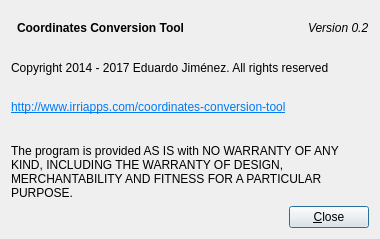
Above: aboutdialog.ui from ecoslacker/coordinates-conversion-tool before the change. Below: the same form after it.
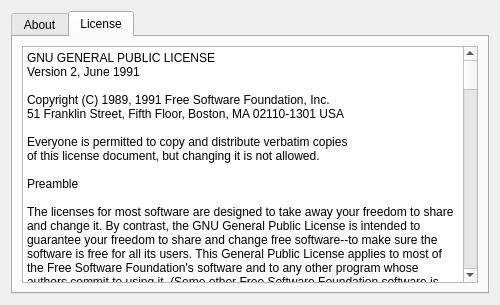
That is the form after the change. The open tabs and pages were chosen to show the change. Icons and pictures are not drawn.

```diff
--- a/aboutdialog.ui
+++ b/aboutdialog.ui
@@ -6,8 +6,8 @@
    <rect>
     <x>0</x>
     <y>0</y>
-    <width>380</width>
-    <height>239</height>
+    <width>500</width>
+    <height>305</height>
    </rect>
   </property>
   <property name="windowTitle">
@@ -17,6 +17,16 @@
    <iconset resource="icons.qrc">
     <normaloff>:/icons/about.png</normaloff>:/icons/about.png</iconset>
   </property>
+  <layout class="QVBoxLayout" name="verticalLayout_2">
+   <item>
+    <widget class="QTabWidget" name="tabWidget">
+     <property name="currentIndex">
+      <number>0</number>
+     </property>
+     <widget class="QWidget" name="tab">
+      <attribute name="title">
+       <string>About</string>
+      </attribute>
   <layout class="QVBoxLayout" name="verticalLayout">
    <item>
     <layout class="QHBoxLayout" name="horizontalLayout_2">
@@ -50,7 +60,7 @@
      <item>
       <widget class="QLabel" name="label_4">
        <property name="text">
-        <string>&lt;html&gt;&lt;head/&gt;&lt;body&gt;&lt;p&gt;&lt;span style=&quot; font-style:italic;&quot;&gt;Version 0.2&lt;/span&gt;&lt;/p&gt;&lt;/body&gt;&lt;/html&gt;</string>
+            <string>&lt;html&gt;&lt;head/&gt;&lt;body&gt;&lt;p&gt;&lt;span style=&quot; font-style:italic;&quot;&gt;Version 0.3&lt;/span&gt;&lt;/p&gt;&lt;/body&gt;&lt;/html&gt;</string>
        </property>
       </widget>
      </item>
@@ -59,7 +69,7 @@
    <item>
     <widget class="QLabel" name="label_2">
      <property name="text">
-      <string>Copyright 2014 - 2017 Eduardo Jiménez. All rights reserved</string>
+          <string>Copyright 2014 - 2018 Eduardo Jiménez. All rights reserved</string>
      </property>
     </widget>
    </item>
@@ -111,6 +121,115 @@
       </widget>
      </item>
     </layout>
+       </item>
+      </layout>
+     </widget>
+     <widget class="QWidget" name="tab_2">
+      <attribute name="title">
+       <string>License</string>
+      </attribute>
+      <layout class="QVBoxLayout" name="verticalLayout_3">
+       <item>
+        <widget class="QPlainTextEdit" name="plainTextEdit">
+         <property name="plainText">
+          <string>GNU GENERAL PUBLIC LICENSE
+Version 2, June 1991
+
+Copyright (C) 1989, 1991 Free Software Foundation, Inc.
+51 Franklin Street, Fifth Floor, Boston, MA 02110-1301 USA
+
+Everyone is permitted to copy and distribute verbatim copies
+of this license document, but changing it is not allowed.
+
+Preamble
+
+The licenses for most software are designed to take away your freedom to share and change it. By contrast, the GNU General Public License is intended to guarantee your freedom to share and change free software--to make sure the software is free for all its users. This General Public License applies to most of the Free Software Foundation's software and to any other program whose authors commit to using it. (Some other Free Software Foundation software is covered by the GNU Library General Public License instead.) You can apply it to your programs, too.
+
+When we speak of free software, we are referring to freedom, not price. Our General Public Licenses are designed to make sure that you have the freedom to distribute copies of free software (and charge for this service if you wish), that you receive source code or can get it if you want it, that you can change the software or use pieces of it in new free programs; and that you know you can do these things.
+
+To protect your rights, we need to make restrictions that forbid anyone to deny you these rights or to ask you to surrender the rights. These restrictions translate to certain responsibilities for you if you distribute copies of the software, or if you modify it.
+
+For example, if you distribute copies of such a program, whether gratis or for a fee, you must give the recipients all the rights that you have. You must make sure that they, too, receive or can get the source code. And you must show them these terms so they know their rights.
+
+We protect your rights with two steps: (1) copyright the software, and (2) offer you this license which gives you legal permission to copy, distribute and/or modify the software.
+
+Also, for each author's protection and ours, we want to make certain that everyone understands that there is no warranty for this free software. If the software is modified by someone else and passed on, we want its recipients to know that what they have is not the original, so that any problems introduced by others will not reflect on the original authors' reputations.
+
+Finally, any free program is threatened constantly by software patents. We wish to avoid the danger that redistributors of a free program will individually obtain patent licenses, in effect making the program proprietary. To prevent this, we have made it clear that any patent must be licensed for everyone's free use or not licensed at all.
+
+The precise terms and conditions for copying, distribution and modification follow.
+
+TERMS AND CONDITIONS FOR COPYING, DISTRIBUTION AND MODIFICATION
+
+0. This License applies to any program or other work which contains a notice placed by the copyright holder saying it may be distributed under the terms of this General Public License. The &quot;Program&quot;, below, refers to any such program or work, and a &quot;work based on the Program&quot; means either the Program or any derivative work under copyright law: that is to say, a work containing the Program or a portion of it, either verbatim or with modifications and/or translated into another language. (Hereinafter, translation is included without limitation in the term &quot;modification&quot;.) Each licensee is addressed as &quot;you&quot;.
+
+Activities other than copying, distribution and modification are not covered by this License; they are outside its scope. The act of running the Program is not restricted, and the output from the Program is covered only if its contents constitute a work based on the Program (independent of having been made by running the Program). Whether that is true depends on what the Program does.
+
+1. You may copy and distribute verbatim copies of the Program's source code as you receive it, in any medium, provided that you conspicuously and appropriately publish on each copy an appropriate copyright notice and disclaimer of warranty; keep intact all the notices that refer to this License and to the absence of any warranty; and give any other recipients of the Program a copy of this License along with the Program.
+
+You may charge a fee for the physical act of transferring a copy, and you may at your option offer warranty protection in exchange for a fee.
+
+2. You may modify your copy or copies of the Program or any portion of it, thus forming a work based on the Program, and copy and distribute such modifications or work under the terms of Section 1 above, provided that you also meet all of these conditions:
+
+    a) You must cause the modified files to carry prominent notices stating that you changed the files and the date of any change.
+
+    b) You must cause any work that you distribute or publish, that in whole or in part contains or is derived from the Program or any part thereof, to be licensed as a whole at no charge to all third parties under the terms of this License.
+
+    c) If the modified program normally reads commands interactively when run, you must cause it, when started running for such interactive use in the most ordinary way, to print or display an announcement including an appropriate copyright notice and a notice that there is no warranty (or else, saying that you provide a warranty) and that users may redistribute the program under these conditions, and telling the user how to view a copy of this License. (Exception: if the Program itself is interactive but does not normally print such an announcement, your work based on the Program is not required to print an announcement.)
+
+These requirements apply to the modified work as a whole. If identifiable sections of that work are not derived from the Program, and can be reasonably considered independent and separate works in themselves, then this License, and its terms, do not apply to those sections when you distribute them as separate works. But when you distribute the same sections as part of a whole which is a work based on the Program, the distribution of the whole must be on the terms of this License, whose permissions for other licensees extend to the entire whole, and thus to each and every part regardless of who wrote it.
+
+Thus, it is not the intent of this section to claim rights or contest your rights to work written entirely by you; rather, the intent is to exercise the right to control the distribution of derivative or collective works based on the Program.
+
+In addition, mere aggregation of another work not based on the Program with the Program (or with a work based on the Program) on a volume of a storage or distribution medium does not bring the other work under the scope of this License.
+
+3. You may copy and distribute the Program (or a work based on it, under Section 2) in object code or executable form under the terms of Sections 1 and 2 above provided that you also do one of the following:
+
+    a) Accompany it with the complete corresponding machine-readable source code, which must be distributed under the terms of Sections 1 and 2 above on a medium customarily used for software interchange; or,
+
+    b) Accompany it with a written offer, valid for at least three years, to give any third party, for a charge no more than your cost of physically performing source distribution, a complete machine-readable copy of the corresponding source code, to be distributed under the terms of Sections 1 and 2 above on a medium customarily used for software interchange; or,
+
+    c) Accompany it with the information you received as to the offer to distribute corresponding source code. (This alternative is allowed only for noncommercial distribution and only if you received the program in object code or executable form with such an offer, in accord with Subsection b above.)
+
+The source code for a work means the preferred form of the work for making modifications to it. For an executable work, complete source code means all the source code for all modules it contains, plus any associated interface definition files, plus the scripts used to control compilation and installation of the executable. However, as a special exception, the source code distributed need not include anything that is normally distributed (in either source or binary form) with the major components (compiler, kernel, and so on) of the operating system on which the executable runs, unless that component itself accompanies the executable.
+
+If distribution of executable or object code is made by offering access to copy from a designated place, then offering equivalent access to copy the source code from the same place counts as distribution of the source code, even though third parties are not compelled to copy the source along with the object code.
+
+4. You may not copy, modify, sublicense, or distribute the Program except as expressly provided under this License. Any attempt otherwise to copy, modify, sublicense or distribute the Program is void, and will automatically terminate your rights under this License. However, parties who have received copies, or rights, from you under this License will not have their licenses terminated so long as such parties remain in full compliance.
+
+5. You are not required to accept this License, since you have not signed it. However, nothing else grants you permission to modify or distribute the Program or its derivative works. These actions are prohibited by law if you do not accept this License. Therefore, by modifying or distributing the Program (or any work based on the Program), you indicate your acceptance of this License to do so, and all its terms and conditions for copying, distributing or modifying the Program or works based on it.
+
+6. Each time you redistribute the Program (or any work based on the Program), the recipient automatically receives a license from the original licensor to copy, distribute or modify the Program subject to these terms and conditions. You may not impose any further restrictions on the recipients' exercise of the rights granted herein. You are not responsible for enforcing compliance by third parties to this License.
+
+7. If, as a consequence of a court judgment or allegation of patent infringement or for any other reason (not limited to patent issues), conditions are imposed on you (whether by court order, agreement or otherwise) that contradict the conditions of this License, they do not excuse you from the conditions of this License. If you cannot distribute so as to satisfy simultaneously your obligations under this License and any other pertinent obligations, then as a consequence you may not distribute the Program at all. For example, if a patent license would not permit royalty-free redistribution of the Program by all those who receive copies directly or indirectly through you, then the only way you could satisfy both it and this License would be to refrain entirely from distribution of the Program.
+
+If any portion of this section is held invalid or unenforceable under any particular circumstance, the balance of the section is intended to apply and the section as a whole is intended to apply in other circumstances.
+
+It is not the purpose of this section to induce you to infringe any patents or other property right claims or to contest validity of any such claims; this section has the sole purpose of protecting the integrity of the free software distribution system, which is implemented by public license practices. Many people have made generous contributions to the wide range of software distributed through that system in reliance on consistent application of that system; it is up to the author/donor to decide if he or she is willing to distribute software through any other system and a licensee cannot impose that choice.
+
+This section is intended to make thoroughly clear what is believed to be a consequence of the rest of this License.
+
+8. If the distribution and/or use of the Program is restricted in certain countries either by patents or by copyrighted interfaces, the original copyright holder who places the Program under this License may add an explicit geographical distribution limitation excluding those countries, so that distribution is permitted only in or among countries not thus excluded. In such case, this License incorporates the limitation as if written in the body of this License.
+
+9. The Free Software Foundation may publish revised and/or new versions of the General Public License from time to time. Such new versions will be similar in spirit to the present version, but may differ in detail to address new problems or concerns.
+
+Each version is given a distinguishing version number. If the Program specifies a version number of this License which applies to it and &quot;any later version&quot;, you have the option of following the terms and conditions either of that version or of any later version published by the Free Software Foundation. If the Program does not specify a version number of this License, you may choose any version ever published by the Free Software Foundation.
+
+10. If you wish to incorporate parts of the Program into other free programs whose distribution conditions are different, write to the author to ask for permission. For software which is copyrighted by the Free Software Foundation, write to the Free Software Foundation; we sometimes make exceptions for this. Our decision will be guided by the two goals of preserving the free status of all derivatives of our free software and of promoting the sharing and reuse of software generally.
+
+NO WARRANTY
+
+11. BECAUSE THE PROGRAM IS LICENSED FREE OF CHARGE, THERE IS NO WARRANTY FOR THE PROGRAM, TO THE EXTENT PERMITTED BY APPLICABLE LAW. EXCEPT WHEN OTHERWISE STATED IN WRITING THE COPYRIGHT HOLDERS AND/OR OTHER PARTIES PROVIDE THE PROGRAM &quot;AS IS&quot; WITHOUT WARRANTY OF ANY KIND, EITHER EXPRESSED OR IMPLIED, INCLUDING, BUT NOT LIMITED TO, THE IMPLIED WARRANTIES OF MERCHANTABILITY AND FITNESS FOR A PARTICULAR PURPOSE. THE ENTIRE RISK AS TO THE QUALITY AND PERFORMANCE OF THE PROGRAM IS WITH YOU. SHOULD THE PROGRAM PROVE DEFECTIVE, YOU ASSUME THE COST OF ALL NECESSARY SERVICING, REPAIR OR CORRECTION.
+
+12. IN NO EVENT UNLESS REQUIRED BY APPLICABLE LAW OR AGREED TO IN WRITING WILL ANY COPYRIGHT HOLDER, OR ANY OTHER PARTY WHO MAY MODIFY AND/OR REDISTRIBUTE THE PROGRAM AS PERMITTED ABOVE, BE LIABLE TO YOU FOR DAMAGES, INCLUDING ANY GENERAL, SPECIAL, INCIDENTAL OR CONSEQUENTIAL DAMAGES ARISING OUT OF THE USE OR INABILITY TO USE THE PROGRAM (INCLUDING BUT NOT LIMITED TO LOSS OF DATA OR DATA BEING RENDERED INACCURATE OR LOSSES SUSTAINED BY YOU OR THIRD PARTIES OR A FAILURE OF THE PROGRAM TO OPERATE WITH ANY OTHER PROGRAMS), EVEN IF SUCH HOLDER OR OTHER PARTY HAS BEEN ADVISED OF THE POSSIBILITY OF SUCH DAMAGES.
+
+END OF TERMS AND CONDITIONS</string>
+         </property>
+        </widget>
+       </item>
+      </layout>
+     </widget>
+    </widget>
    </item>
   </layout>
  </widget>
```
Left out of the diff: 7 changed lines with no effect on the pictures. Lines whose indentation alone changed are shown as unchanged.
